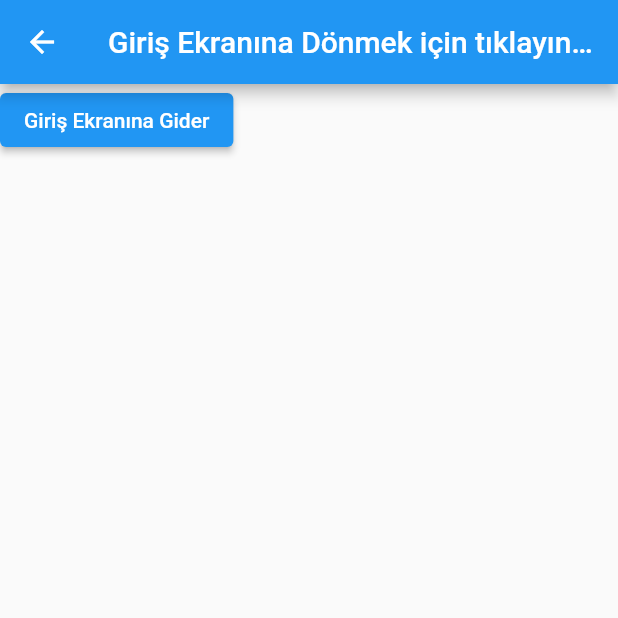
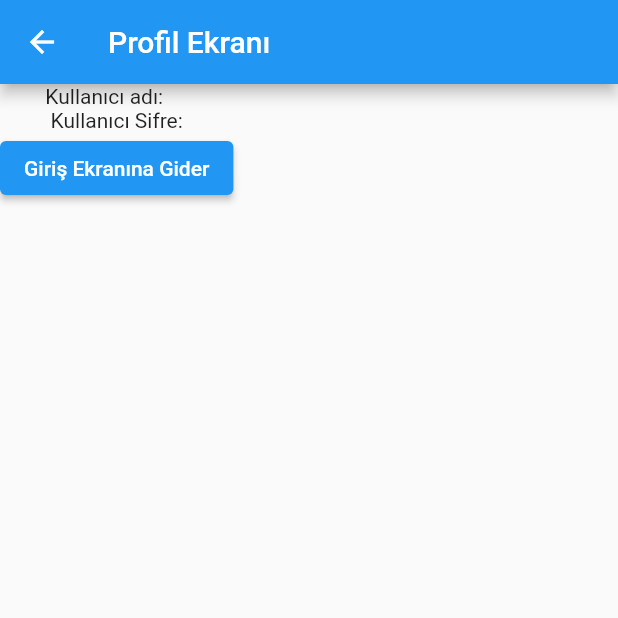
Before and after one commit to kuscuhasann/flutterCalisma, a Flutter app: the screen it shows after launch, after a tap on "Profil Ekranına Geçmek için Basınız", on a phone screen of 412 x 824 dp, the top half of it. Run offline on Flutter 3.47's test engine with Material 2 defaults, Android fonts, the light colour scheme and no system bars.

Commit message:
Flutter :: İki Sayfa Arası Veri Gönderme ve Veri Alma işlmeleri

```diff
--- a/flutter_calisma/lib/main.dart
+++ b/flutter_calisma/lib/main.dart
@@ -21,8 +21,13 @@ class GirisEkrani extends StatefulWidget {
 }
 
 class _GirisEkraniState extends State<GirisEkrani> {
+  TextEditingController txtKullaniciAdi = TextEditingController();
+  TextEditingController txtKullanciSifre = TextEditingController();
   profilEkraninaGider() {
-    Navigator.pushNamed(context, "/ProfilSayfasiRotasi");
+    Navigator.pushNamed(context, "/ProfilSayfasiRotasi",
+        arguments: VeriModeli(
+            kullaniciAdi: txtKullaniciAdi.text,
+            kullanciSifre: txtKullanciSifre.text));
   }
 
   @override
@@ -34,6 +39,12 @@ class _GirisEkraniState extends State<GirisEkrani> {
       body: Container(
         child: Column(
           children: <Widget>[
+            TextFormField(
+              controller: txtKullaniciAdi,
+            ),
+            TextFormField(
+              controller: txtKullanciSifre,
+            ),
             ElevatedButton(
                 onPressed: profilEkraninaGider,
                 child: Text("Profil Ekranına Geçmek için Basınız"))
@@ -56,13 +67,16 @@ class _ProfilEkraniState extends State<ProfilEkrani> {
 
   @override
   Widget build(BuildContext context) {
+    VeriModeli gelenMesaj = ModalRoute.of(context).settings.arguments;
     return Scaffold(
       appBar: AppBar(
-        title: Text("Giriş Ekranına Dönmek için tıklayınız"),
+        title: Text("Profil Ekranı"),
       ),
       body: Container(
         child: Column(
           children: <Widget>[
+            Text(
+                "Kullanıcı adı:  ${gelenMesaj.kullaniciAdi} \n Kullanıcı Sifre: ${gelenMesaj.kullanciSifre}"),
             ElevatedButton(
                 onPressed: girisEkraninaGit,
                 child: Text("Giriş Ekranına Gider"))
@@ -72,3 +86,8 @@ class _ProfilEkraniState extends State<ProfilEkrani> {
     );
   }
 }
+
+class VeriModeli {
+  String kullaniciAdi, kullanciSifre;
+  VeriModeli({this.kullaniciAdi, this.kullanciSifre});
+}
```
